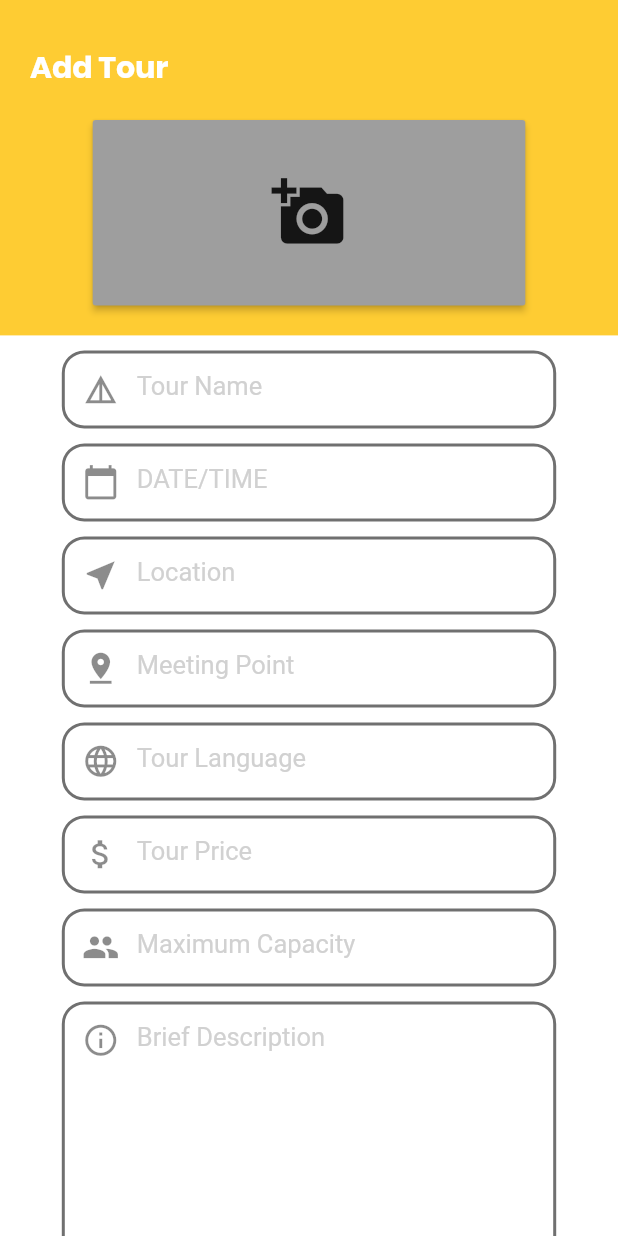
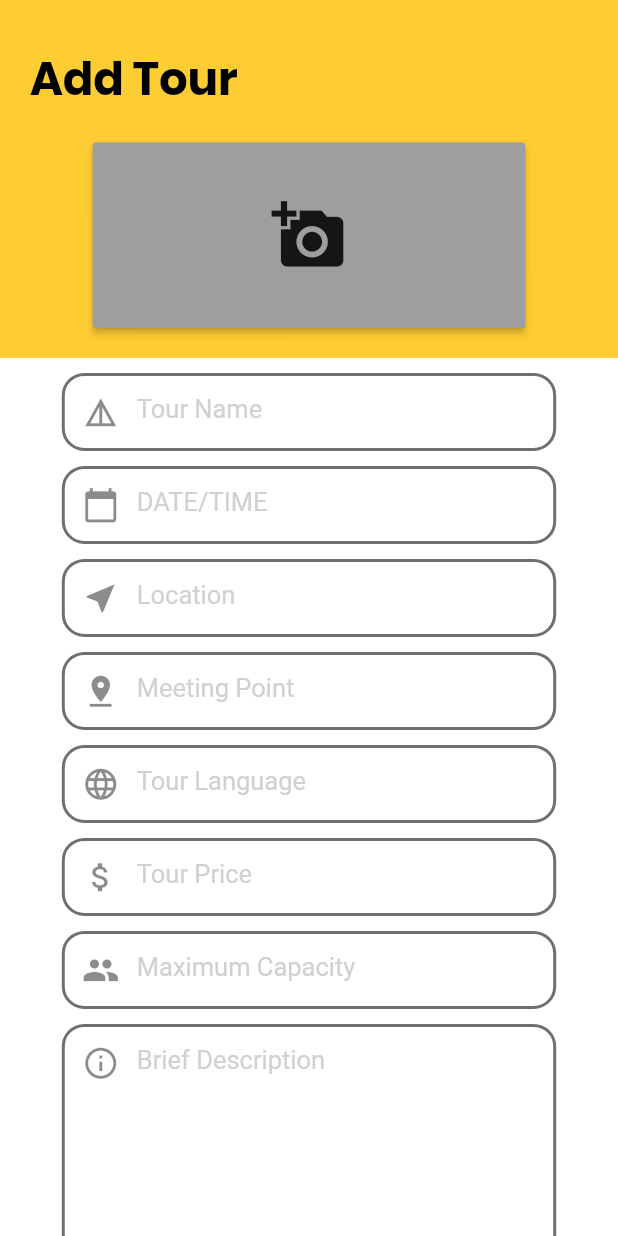
Before and after one commit to mohGhazala96/gawla, a Flutter app: the AddTour screen opened by its route, on a phone screen of 412 x 824 dp. Run offline on Flutter 3.47's test engine with Material 2 defaults, Android fonts, the phone set to English and light mode, and no system bars; our stand-ins replace bubble, country_code_picker, date_picker_timeline, dots_indicator, fancy_bottom_navigation, flushbar and 3 more; missing offline and left inert: flutter_open_whatsapp; project files that could hold a hidden picture were left out.

Commit message:
Tourguide settings fix + tourguide page header colors

```diff
--- a/lib/screens/tourguide/add_tour_screen.dart
+++ b/lib/screens/tourguide/add_tour_screen.dart
@@ -36,13 +36,14 @@ class AddTourScreen extends State<AddTour> {
                 margin: EdgeInsets.only(left: 10, bottom: 20),
                 child: Row(
                   children: <Widget>[
-
                     Container(
                         margin: EdgeInsets.only(left: 10),
                         child: Text(
                           "Add Tour",
                           style: TextStyle(
-                              fontWeight: FontWeight.bold, fontSize: 20,color: Colors.white),
+                              fontWeight: FontWeight.bold,
+                              fontSize: 30,
+                              color: Colors.black),
                         ))
                   ],
                 ),
--- a/lib/screens/tourguide/tours_tourguide_screen.dart
+++ b/lib/screens/tourguide/tours_tourguide_screen.dart
@@ -20,11 +20,11 @@ class ToursTourGuideScreen extends StatelessWidget {
       Row(
         children: <Widget>[
           Padding(
-            padding: const EdgeInsets.only(top: 30, left: 10),
+            padding: const EdgeInsets.only(top: 30, left: 20),
             child: Text('My Tours',
                 style: TextStyle(
-                    fontSize: 40,
-                    color: Colors.white,
+                    fontSize: 30,
+                    color: Colors.black,
                     fontFamily: 'Poppins',
                     fontWeight: FontWeight.bold)),
           )
--- a/lib/screens/tourist/settings.dart
+++ b/lib/screens/tourist/settings.dart
@@ -56,11 +56,7 @@ class SettingsScreen extends StatelessWidget {
                 alignment: Alignment.topLeft,
                 child: GestureDetector(
                     onTap: () {
-                      Navigator.push(
-                          context,
-                          MaterialPageRoute(
-                              builder: (BuildContext context) =>
-                                  TouristHomePage()));
+                      Navigator.pop(context);
                     },
                     child: Icon(Icons.arrow_back_ios,
                         color: Colors.black, size: 35.0)),
```
